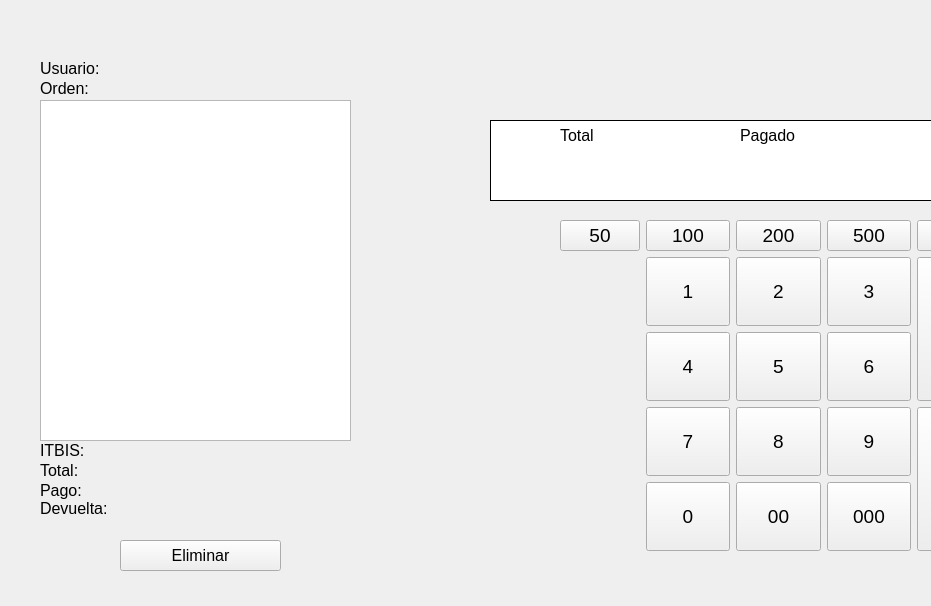
Qt form ui/caja.ui (Moises024/sistema_de_caja) before a commit; both pictures show x 120 to 1051 and y 89 to 695 of the 1407 by 695 pixel window.
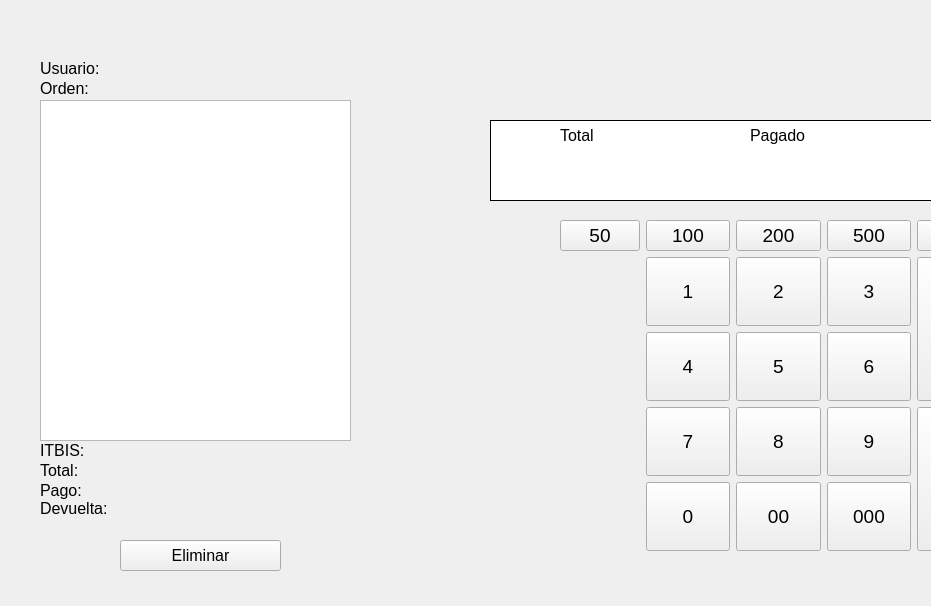
The same form after that commit. Icons and pictures are not drawn.

Commit message: feat/función caja terminada

The edit to the form file:
```diff
--- a/ui/caja.ui
+++ b/ui/caja.ui
@@ -405,9 +405,9 @@
    <widget class="QLabel" name="pago">
     <property name="geometry">
      <rect>
-      <x>210</x>
+      <x>200</x>
       <y>550</y>
-      <width>61</width>
+      <width>71</width>
       <height>21</height>
      </rect>
     </property>
@@ -431,9 +431,9 @@
    <widget class="QLabel" name="total">
     <property name="geometry">
      <rect>
-      <x>210</x>
+      <x>200</x>
       <y>530</y>
-      <width>81</width>
+      <width>71</width>
       <height>21</height>
      </rect>
     </property>
@@ -498,10 +498,10 @@
    <widget class="QLabel" name="nombre_usuario">
     <property name="geometry">
      <rect>
-      <x>230</x>
+      <x>220</x>
       <y>130</y>
-      <width>71</width>
-      <height>16</height>
+      <width>191</width>
+      <height>21</height>
      </rect>
     </property>
     <property name="text">
@@ -513,8 +513,8 @@
      <rect>
       <x>220</x>
       <y>150</y>
-      <width>61</width>
-      <height>16</height>
+      <width>101</width>
+      <height>21</height>
      </rect>
     </property>
     <property name="text">
@@ -537,7 +537,7 @@
       <x>230</x>
       <y>570</y>
       <width>71</width>
-      <height>16</height>
+      <height>21</height>
      </rect>
     </property>
     <property name="text">
@@ -625,7 +625,7 @@
    <widget class="QLabel" name="label_8">
     <property name="geometry">
      <rect>
-      <x>860</x>
+      <x>870</x>
       <y>190</y>
       <width>61</width>
       <height>31</height>
@@ -664,7 +664,7 @@
    <widget class="QLabel" name="monto_pagado">
     <property name="geometry">
      <rect>
-      <x>810</x>
+      <x>820</x>
       <y>220</y>
       <width>151</width>
       <height>41</height>
```
Left out of the diff: 32 changed lines with no effect on the pictures. The commit also changes 4 other files.
